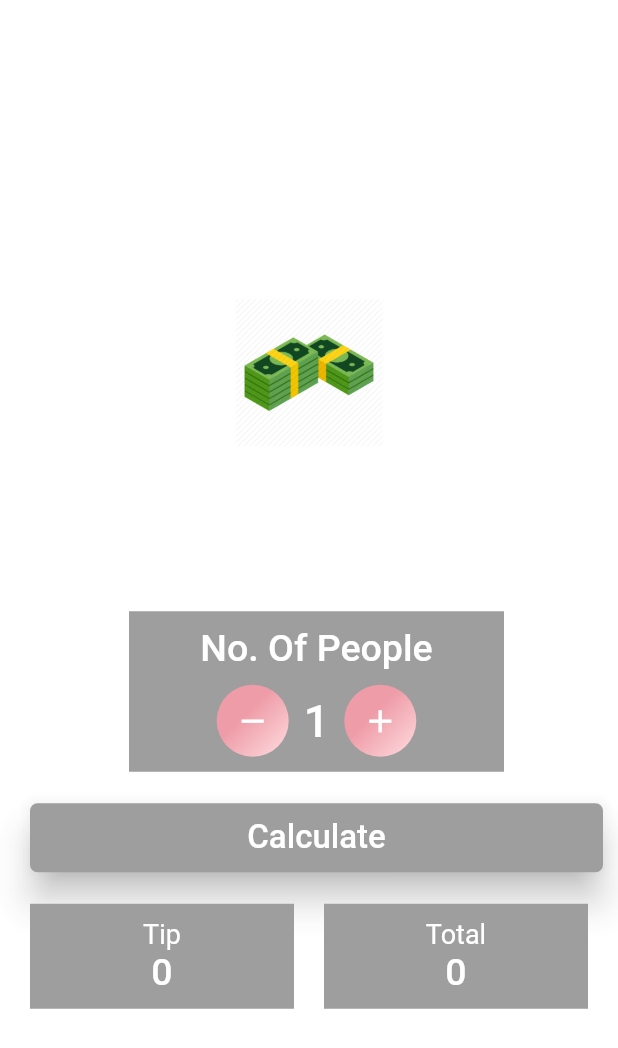
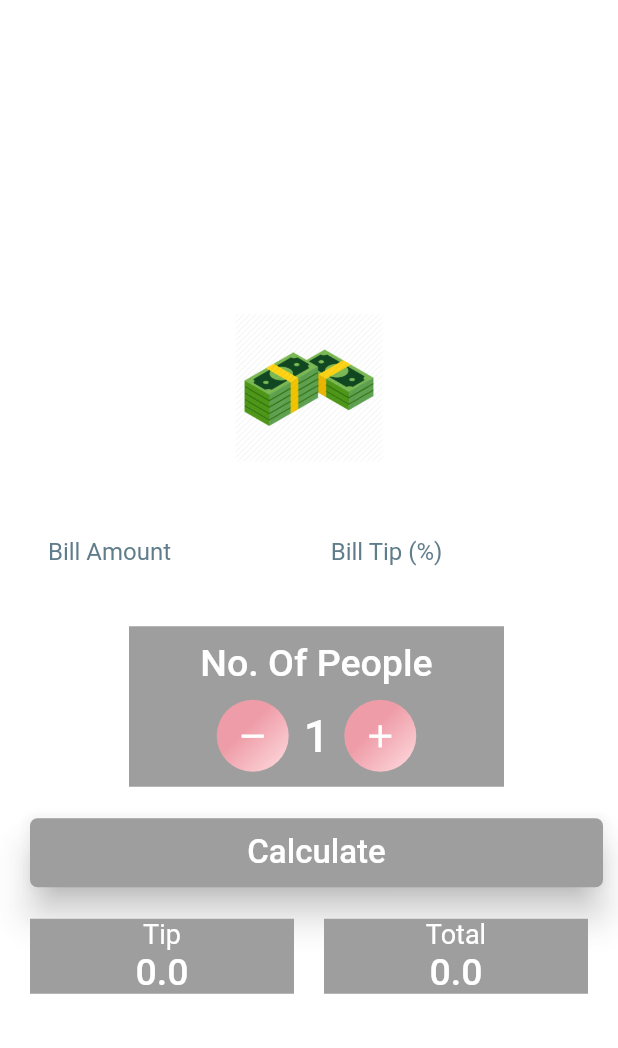
Before and after one commit to karim-8/Tip-Calculator-Starter, a Flutter app: the screen it shows after launch, on a phone screen of 412 x 824 dp. Shown: the top 1048 px of the screen. Run offline on Flutter 3.47's test engine with Material 2 defaults, Android fonts, the phone set to English and light mode, and no system bars.

Commit message:
#fix home screen

```diff
--- a/lib/home_screen/calculator_home_screen.dart
+++ b/lib/home_screen/calculator_home_screen.dart
@@ -16,6 +16,7 @@ class _TipCalculatorAppState extends State<TipCalculatorScreen> {
   final _formKey = GlobalKey<FormState>();
   TextEditingController billTextEditingController = TextEditingController();
   TextEditingController tipTextEditingController = TextEditingController();
+
   @override
   Widget build(BuildContext context) {
     return Scaffold(
@@ -89,9 +90,20 @@ class _TipCalculatorAppState extends State<TipCalculatorScreen> {
                     style: BorderStyle.none,
                   ),
                 ),
+                hintText: "Bill Amount",
+                hintStyle: TextStyle(
+                  color: Colors.blueGrey,
+                ),
                 filled: true,
                 fillColor: Colors.white,
               ),
+              keyboardType: TextInputType.number,
+              // ignore: missing_return
+              validator: (String billAmount) {
+                if (billAmount.isEmpty) {
+                  return "Required";
+                }
+              },
             ),
           ),
           SizedBox(
@@ -108,10 +120,20 @@ class _TipCalculatorAppState extends State<TipCalculatorScreen> {
                     style: BorderStyle.none,
                   ),
                 ),
+                hintText: "Bill Tip (%)",
+                hintStyle: TextStyle(
+                  color: Colors.blueGrey,
+                ),
                 filled: true,
                 fillColor: Colors.white,
               ),
               keyboardType: TextInputType.number,
+              // ignore: missing_return
+              validator: (String billTip) {
+                if (billTip.isEmpty) {
+                  return "Required";
+                }
+              },
             ),
           ),
         ],
@@ -158,6 +180,14 @@ class _TipCalculatorAppState extends State<TipCalculatorScreen> {
                       Icons.remove,
                       color: Colors.white,
                     ),
+                    onPressed: () {
+                      if (people != 1) {
+                        setState(() {
+                          isCalculatePressed = false;
+                          people--;
+                        });
+                      }
+                    },
                   ),
                 ),
                 SizedBox(width: 10.0),
@@ -185,6 +215,7 @@ class _TipCalculatorAppState extends State<TipCalculatorScreen> {
                       Icons.add,
                       color: Colors.white,
                     ),
+                    onPressed: () {},
                   ),
                 ),
               ],
@@ -224,7 +255,6 @@ class _TipCalculatorAppState extends State<TipCalculatorScreen> {
               margin: EdgeInsets.only(left: 20.0, right: 10.0),
               child: Container(
                 color: Colors.grey,
-                padding: EdgeInsets.all(10.0),
                 child: Column(
                   children: <Widget>[
                     Text(
@@ -232,7 +262,7 @@ class _TipCalculatorAppState extends State<TipCalculatorScreen> {
                       style: TextStyle(color: Colors.white, fontSize: 18),
                     ),
                     Text(
-                      "0",
+                      tipPerPerson.toString(),
                       maxLines: 1,
                       style: TextStyle(
                           fontSize: 25.0,
@@ -249,7 +279,6 @@ class _TipCalculatorAppState extends State<TipCalculatorScreen> {
               margin: EdgeInsets.only(left: 10.0, right: 20.0),
               child: Container(
                 color: Colors.grey,
-                padding: EdgeInsets.all(10.0),
                 child: Column(
                   children: <Widget>[
                     Text(
@@ -257,7 +286,7 @@ class _TipCalculatorAppState extends State<TipCalculatorScreen> {
                       style: TextStyle(color: Colors.white, fontSize: 18),
                     ),
                     Text(
-                      "0",
+                      tipTotalPerPerson.toString(),
                       maxLines: 1,
                       style: TextStyle(
                           fontSize: 25.0,
```
